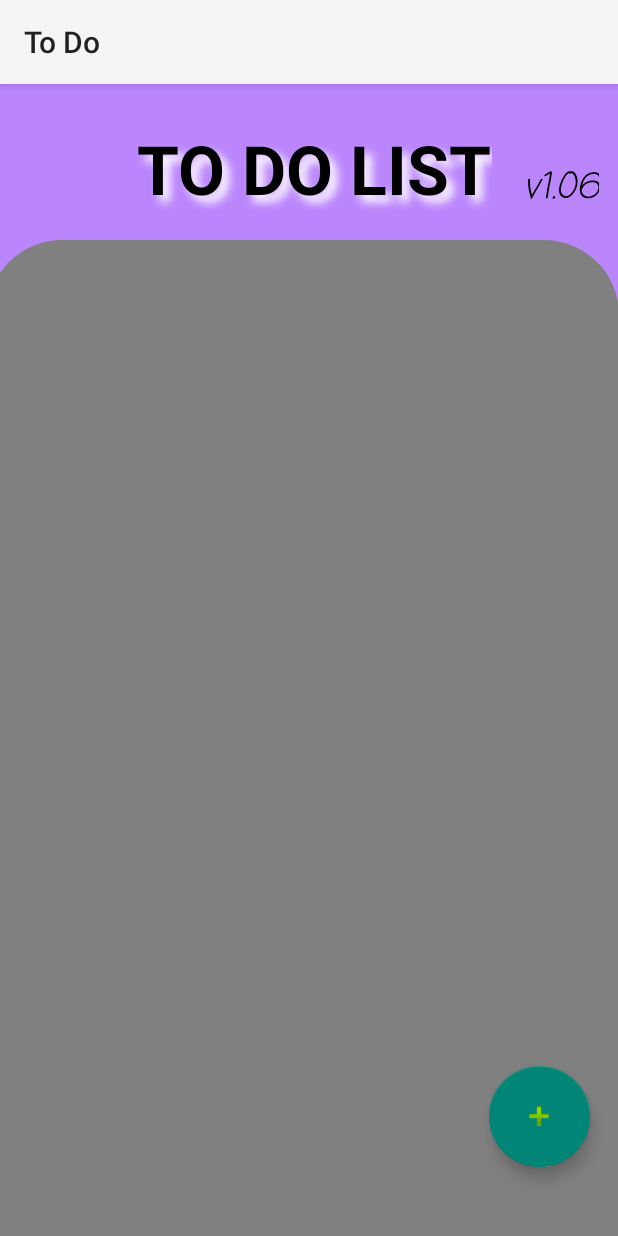
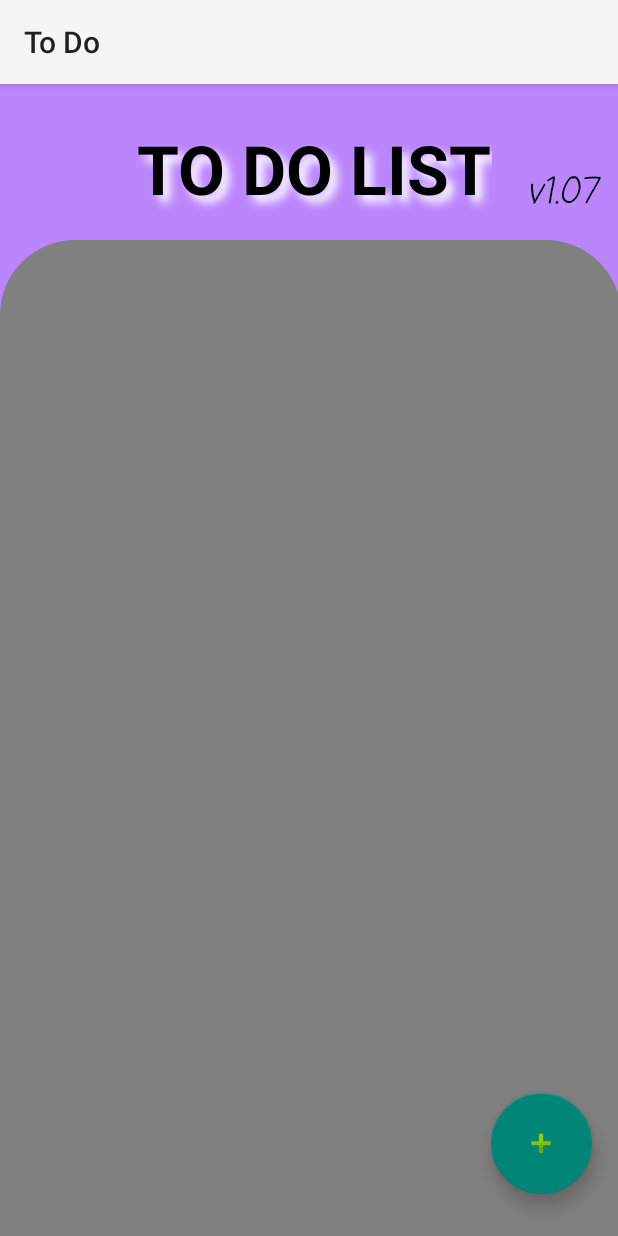
Before and after one commit to sergiublaj/todo-app, an Android app: the screen it shows after launch (MainActivity), on a phone screen of 412 x 824 dp. Run offline under Robolectric (Android 15) with nearby library versions, the phone set to English and light mode, and no system bars.

Commit message:
minor bug fixes

```diff
--- a/app/src/main/res/layout/activity_main.xml
+++ b/app/src/main/res/layout/activity_main.xml
@@ -44,34 +44,37 @@
         android:layout_width="67dp"
         android:layout_height="67dp"
         android:clickable="true"
+        android:contentDescription="@string/todo"
+        android:focusable="true"
         android:src="@android:drawable/ic_input_add"
         app:fabCustomSize="67dp"
         app:fabSize="mini"
         app:layout_constraintBottom_toBottomOf="parent"
         app:layout_constraintEnd_toEndOf="parent"
-        app:layout_constraintHorizontal_bias="0.946"
+        app:layout_constraintHorizontal_bias="0.95"
         app:layout_constraintStart_toStartOf="parent"
         app:layout_constraintTop_toBottomOf="@+id/upper_background"
-        app:layout_constraintVertical_bias="0.911"
-        tools:ignore="SpeakableTextPresentCheck,ImageContrastCheck"
-        android:focusable="true"
-        android:contentDescription="@string/todo" />
+        app:layout_constraintVertical_bias="0.945"
+        tools:ignore="SpeakableTextPresentCheck,ImageContrastCheck" />
 
     <androidx.recyclerview.widget.RecyclerView
         android:id="@+id/todo_list"
-        android:layout_width="421dp"
-        android:layout_height="737dp"
+        android:layout_width="414dp"
+        android:layout_height="799dp"
         android:layout_marginTop="104dp"
         android:background="@drawable/lower_rounded"
+        android:paddingStart="@dimen/padding_start"
+        android:paddingTop="@dimen/margin_top"
+        android:paddingBottom="135dp"
         app:layout_constraintEnd_toEndOf="parent"
-        app:layout_constraintHorizontal_bias="1.0"
+        app:layout_constraintHorizontal_bias="0.0"
         app:layout_constraintStart_toStartOf="parent"
         app:layout_constraintTop_toTopOf="@+id/upper_background" />
 
     <TextView
         android:id="@+id/app_version"
-        android:layout_width="wrap_content"
-        android:layout_height="wrap_content"
+        android:layout_width="62dp"
+        android:layout_height="32dp"
         android:fontFamily="casual"
         android:text="@string/app_version"
         android:textColor="@color/black"
@@ -79,9 +82,9 @@
         android:textStyle="italic"
         app:layout_constraintBottom_toTopOf="@+id/todo_list"
         app:layout_constraintEnd_toEndOf="parent"
-        app:layout_constraintHorizontal_bias="0.619"
+        app:layout_constraintHorizontal_bias="1.0"
         app:layout_constraintStart_toEndOf="@+id/app_title"
         app:layout_constraintTop_toTopOf="@+id/upper_background"
-        app:layout_constraintVertical_bias="0.76" />
+        app:layout_constraintVertical_bias="0.75" />
 
 </androidx.constraintlayout.widget.ConstraintLayout>
--- a/app/src/main/res/values/strings.xml
+++ b/app/src/main/res/values/strings.xml
@@ -1,7 +1,7 @@
 <resources>
     <string name="app_name">To Do</string>
     <string name="app_title">To Do list</string>
-    <string name="app_version">v1.06</string>
+    <string name="app_version">v1.07</string>
 
     <string name="todo">TODO</string>
     <string name="new_todo">Add a new to do</string>
--- a/app/src/main/res/values/values.xml
+++ b/app/src/main/res/values/values.xml
@@ -1,5 +1,9 @@
 <?xml version="1.0" encoding="utf-8"?>
 <resources>
     <dimen name="lower_background_radius">50dp</dimen>
+    <dimen name="padding_start">-5dp</dimen>
+    <dimen name="padding_top">25dp</dimen>
+    <dimen name="padding_bottom">135dp</dimen>
+
     <dimen name="shadow">7</dimen>
 </resources>
```
